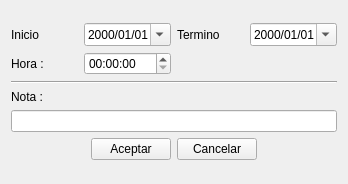
The window that agenda/newalerta_alerta_ui.ui (rodety/manager) describes before a commit, drawn with Qt 5.
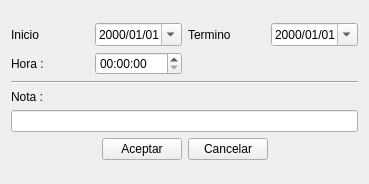
The same window after the commit. Icons and pictures are not drawn.

```diff
--- a/agenda/newalerta_alerta_ui.ui
+++ b/agenda/newalerta_alerta_ui.ui
@@ -6,7 +6,7 @@
    <rect>
     <x>0</x>
     <y>0</y>
-    <width>348</width>
+    <width>369</width>
     <height>184</height>
    </rect>
   </property>
```
Left out of the diff: 6 changed lines with no effect on the pictures.
